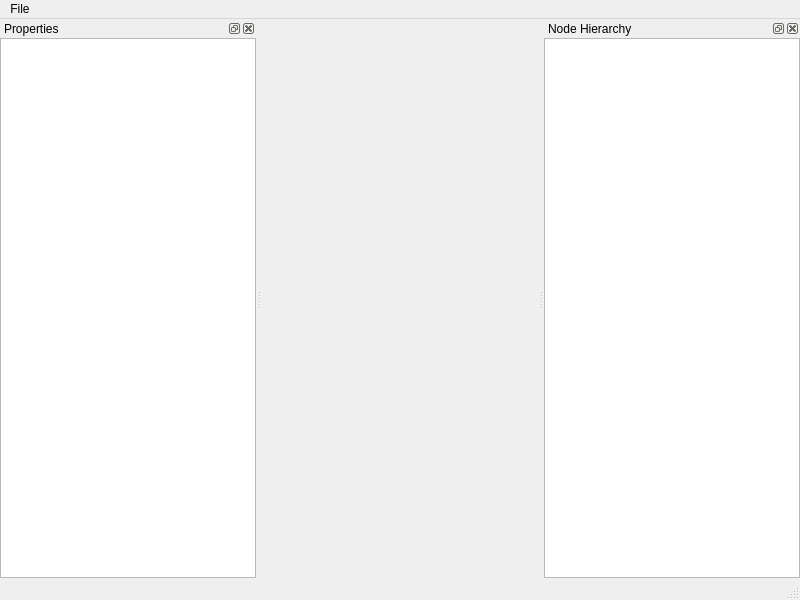
LeStahL/demotool, file src/2d/FlatGraphicsEditorWindow.ui: the form before one commit.
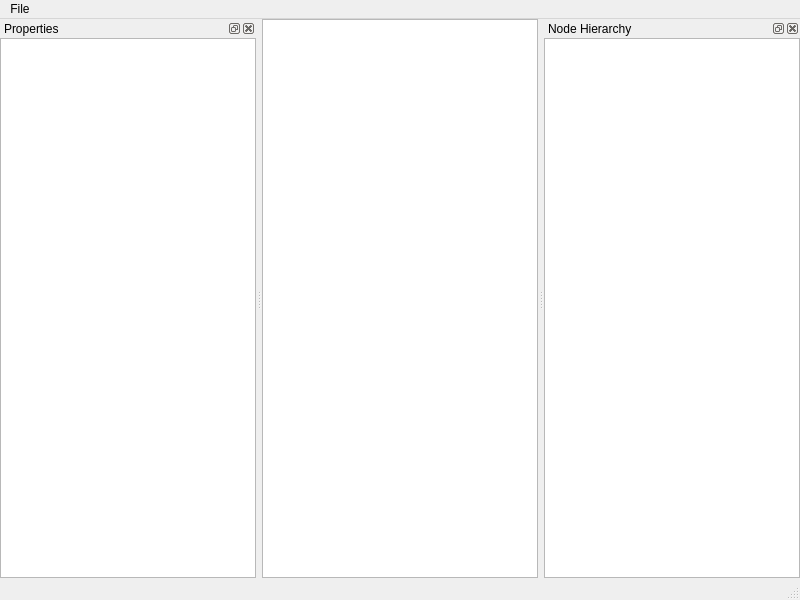
The form after the commit.

```diff
--- a/src/2d/FlatGraphicsEditorWindow.ui
+++ b/src/2d/FlatGraphicsEditorWindow.ui
@@ -28,7 +28,7 @@
      <number>0</number>
     </property>
     <item>
-     <widget class="QWidget" name="widget" native="true"/>
+     <widget class="QGraphicsView" name="graphicsView"/>
     </item>
    </layout>
   </widget>
```
Left out of the diff: 4 changed lines with no effect on the pictures.
